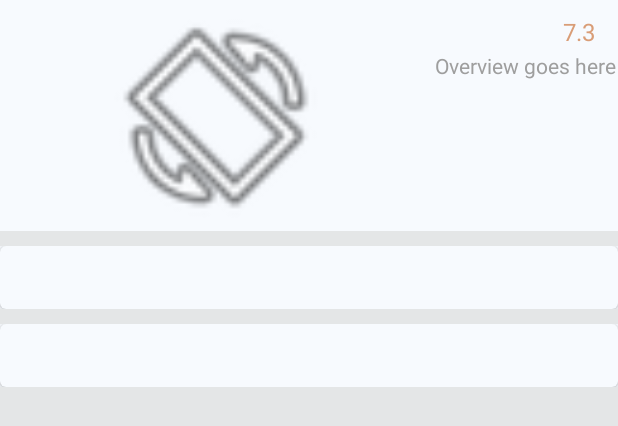
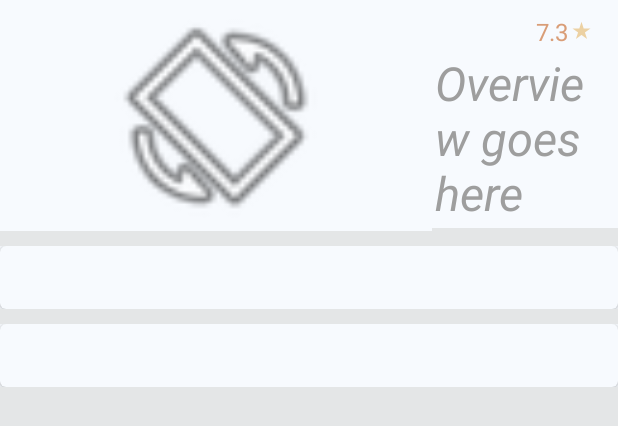
Before and after one commit to CaptainGabriel/YAMDA, an Android app: the layout fragment_popular_info.xml on its own in the app's theme, with its tools: preview values and no code run, on a phone screen of 412 x 824 dp. Shown: the top 426 px of the screen. Run offline under Robolectric (Android 15) with nearby library versions, the phone set to English and light mode, and no system bars; network calls fail.

Commit message:
Add rating star icon to spotlight zone.

```diff
--- a/app/src/main/res/layout/fragment_popular_info.xml
+++ b/app/src/main/res/layout/fragment_popular_info.xml
@@ -47,18 +47,23 @@
                         android:textAlignment="textEnd"
                         tools:text = "7.3"
                         android:textSize="@dimen/text_size_medium"
+                        android:drawableEnd="@drawable/ic_star_rate"
+                        android:drawableTint="@color/dairyCream"
                         android:layout_width="match_parent"
                         android:layout_height="wrap_content" />
 
                     <TextView
+                        android:layout_width="match_parent"
+                        android:layout_height="120dp"
                         android:id="@+id/spotlight_movie_description"
                         android:textColor="@color/medium_grey"
                         android:background="@color/aliceBlue"
+                        android:textStyle="italic"
                         android:paddingStart="2dp"
+                        android:paddingEnd="2dp"
                         android:paddingTop="2dp"
                         tools:text = "Overview goes here"
-                        android:layout_width="match_parent"
-                        android:layout_height="match_parent" />
+                        android:autoSizeTextType="uniform" />
 
                 </LinearLayout>
 
```
Also changed, not shown: app/src/main/res/drawable-hdpi/ic_star_rate.png (added), app/src/main/res/drawable-mdpi/ic_star_rate.png (added), app/src/main/res/drawable-xhdpi/ic_star_rate.png (added), app/src/main/res/drawable-xxhdpi/ic_star_rate.png (added), app/src/main/res/drawable-xxxhdpi/ic_star_rate.png (added).
